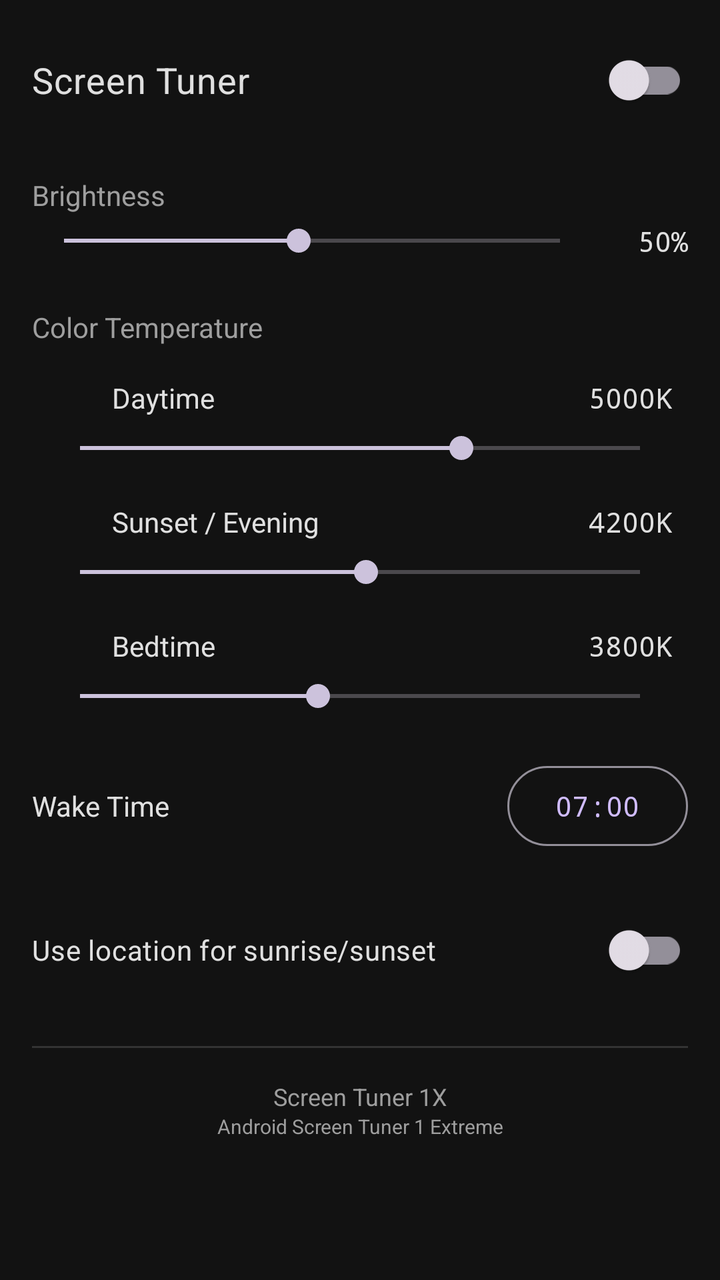
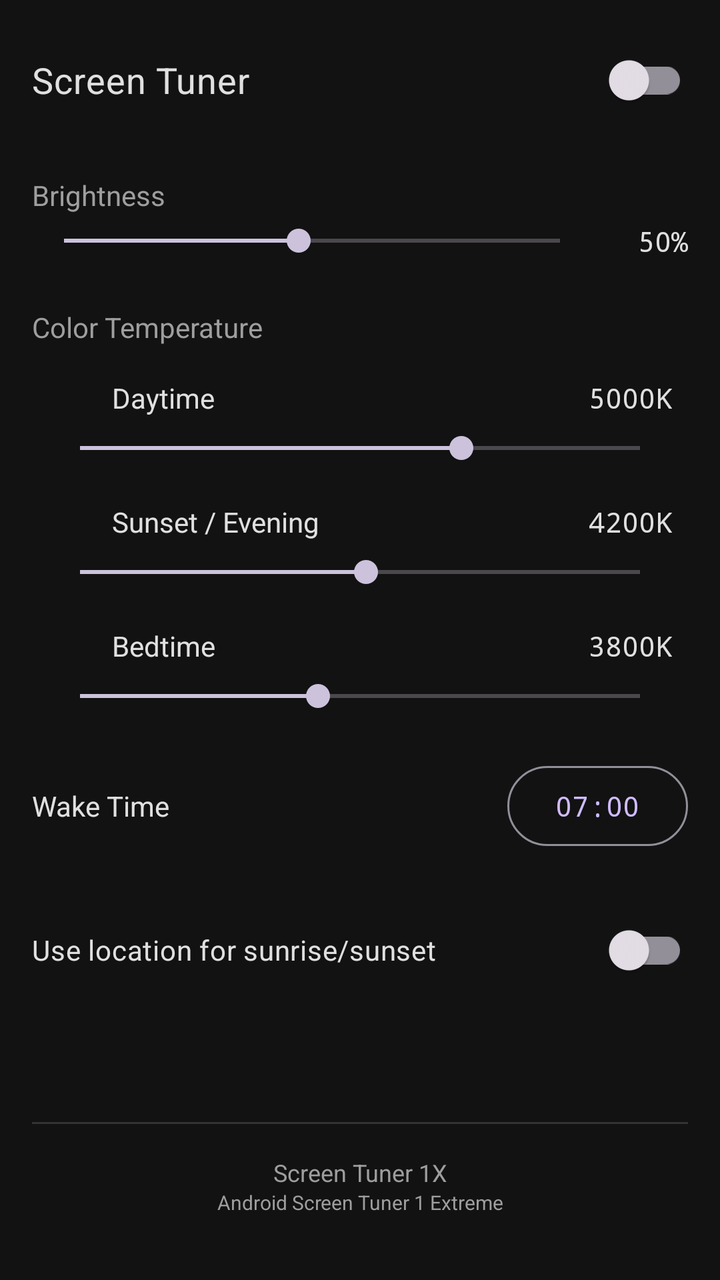

Screens rendered from an Android XML layout before and after an edit, with the pre-edit source and the edit as a unified diff.
<!-- AndroidManifest.xml: application theme Theme.ScreenTuner -->
<!-- res/layout/activity_main.xml -->
<?xml version="1.0" encoding="utf-8"?>
<ScrollView xmlns:android="http://schemas.android.com/apk/res/android"
    android:layout_width="match_parent"
    android:layout_height="match_parent"
    android:background="@color/background"
    android:fillViewport="true">

    <LinearLayout
        android:layout_width="match_parent"
        android:layout_height="wrap_content"
        android:orientation="vertical"
        android:padding="16dp">

        
        <LinearLayout
            android:id="@+id/warningBanner"
            android:layout_width="match_parent"
            android:layout_height="wrap_content"
            android:orientation="vertical"
            android:background="@color/warning_bg"
            android:padding="12dp"
            android:layout_marginBottom="16dp"
            android:visibility="gone">

            <TextView
                android:id="@+id/warningText"
                android:layout_width="match_parent"
                android:layout_height="wrap_content"
                android:text="@string/warning_conflict"
                android:textColor="@color/warning_text" />

            <Button
                android:id="@+id/btnOpenDisplaySettings"
                android:layout_width="wrap_content"
                android:layout_height="wrap_content"
                android:text="@string/open_display_settings"
                android:layout_marginTop="8dp" />
        </LinearLayout>

        
        <com.google.android.material.switchmaterial.SwitchMaterial
            android:id="@+id/masterToggle"
            android:layout_width="match_parent"
            android:layout_height="wrap_content"
            android:text="@string/screen_tuner"
            android:textColor="@color/text_primary"
            android:textSize="18sp"
            android:layout_marginBottom="24dp" />

        
        <TextView
            android:layout_width="match_parent"
            android:layout_height="wrap_content"
            android:text="@string/brightness"
            android:textColor="@color/text_secondary"
            android:textSize="14sp"
            android:layout_marginBottom="4dp" />

        <LinearLayout
            android:layout_width="match_parent"
            android:layout_height="wrap_content"
            android:orientation="horizontal"
            android:gravity="center_vertical"
            android:layout_marginBottom="24dp">

            <SeekBar
                android:id="@+id/brightnessSlider"
                android:layout_width="0dp"
                android:layout_height="wrap_content"
                android:layout_weight="1"
                android:min="5"
                android:max="100"
                android:progress="50" />

            <TextView
                android:id="@+id/brightnessValue"
                android:layout_width="48dp"
                android:layout_height="wrap_content"
                android:text="50%"
                android:textColor="@color/text_primary"
                android:fontFamily="monospace"
                android:gravity="end" />
        </LinearLayout>

        
        <TextView
            android:layout_width="match_parent"
            android:layout_height="wrap_content"
            android:text="@string/color_temperature"
            android:textColor="@color/text_secondary"
            android:textSize="14sp"
            android:layout_marginBottom="8dp" />

        
        <LinearLayout
            android:id="@+id/rowDaytime"
            android:layout_width="match_parent"
            android:layout_height="wrap_content"
            android:orientation="vertical"
            android:paddingStart="8dp"
            android:paddingEnd="8dp"
            android:paddingTop="6dp"
            android:paddingBottom="6dp"
            android:layout_marginBottom="4dp">

            <LinearLayout
                android:layout_width="match_parent"
                android:layout_height="wrap_content"
                android:orientation="horizontal"
                android:gravity="center_vertical"
                android:layout_marginBottom="4dp">

                <View
                    android:id="@+id/swatchDaytime"
                    android:layout_width="24dp"
                    android:layout_height="24dp"
                    android:layout_marginEnd="8dp" />

                <TextView
                    android:layout_width="0dp"
                    android:layout_height="wrap_content"
                    android:layout_weight="1"
                    android:text="@string/daytime"
                    android:textColor="@color/text_primary" />

                <TextView
                    android:id="@+id/daytimeValue"
                    android:layout_width="wrap_content"
                    android:layout_height="wrap_content"
                    android:text="5000K"
                    android:textColor="@color/text_primary"
                    android:fontFamily="monospace" />
            </LinearLayout>

            <SeekBar
                android:id="@+id/daytimeSlider"
                android:layout_width="match_parent"
                android:layout_height="wrap_content"
                android:max="47"
                android:progress="32" />
        </LinearLayout>

        
        <LinearLayout
            android:id="@+id/rowSunset"
            android:layout_width="match_parent"
            android:layout_height="wrap_content"
            android:orientation="vertical"
            android:paddingStart="8dp"
            android:paddingEnd="8dp"
            android:paddingTop="6dp"
            android:paddingBottom="6dp"
            android:layout_marginBottom="4dp">

            <LinearLayout
                android:layout_width="match_parent"
                android:layout_height="wrap_content"
                android:orientation="horizontal"
                android:gravity="center_vertical"
                android:layout_marginBottom="4dp">

                <View
                    android:id="@+id/swatchSunset"
                    android:layout_width="24dp"
                    android:layout_height="24dp"
                    android:layout_marginEnd="8dp" />

                <TextView
                    android:layout_width="0dp"
                    android:layout_height="wrap_content"
                    android:layout_weight="1"
                    android:text="@string/sunset_evening"
                    android:textColor="@color/text_primary" />

                <TextView
                    android:id="@+id/sunsetValue"
                    android:layout_width="wrap_content"
                    android:layout_height="wrap_content"
                    android:text="4200K"
                    android:textColor="@color/text_primary"
                    android:fontFamily="monospace" />
            </LinearLayout>

            <SeekBar
                android:id="@+id/sunsetSlider"
                android:layout_width="match_parent"
                android:layout_height="wrap_content"
                android:max="47"
                android:progress="24" />
        </LinearLayout>

        
        <LinearLayout
            android:id="@+id/rowBedtime"
            android:layout_width="match_parent"
            android:layout_height="wrap_content"
            android:orientation="vertical"
            android:paddingStart="8dp"
            android:paddingEnd="8dp"
            android:paddingTop="6dp"
            android:paddingBottom="6dp"
            android:layout_marginBottom="16dp">

            <LinearLayout
                android:layout_width="match_parent"
                android:layout_height="wrap_content"
                android:orientation="horizontal"
                android:gravity="center_vertical"
                android:layout_marginBottom="4dp">

                <View
                    android:id="@+id/swatchBedtime"
                    android:layout_width="24dp"
                    android:layout_height="24dp"
                    android:layout_marginEnd="8dp" />

                <TextView
                    android:layout_width="0dp"
                    android:layout_height="wrap_content"
                    android:layout_weight="1"
                    android:text="@string/bedtime"
                    android:textColor="@color/text_primary" />

                <TextView
                    android:id="@+id/bedtimeValue"
                    android:layout_width="wrap_content"
                    android:layout_height="wrap_content"
                    android:text="3800K"
                    android:textColor="@color/text_primary"
                    android:fontFamily="monospace" />
            </LinearLayout>

            <SeekBar
                android:id="@+id/bedtimeSlider"
                android:layout_width="match_parent"
                android:layout_height="wrap_content"
                android:max="47"
                android:progress="20" />
        </LinearLayout>

        
        <LinearLayout
            android:layout_width="match_parent"
            android:layout_height="wrap_content"
            android:orientation="horizontal"
            android:gravity="center_vertical"
            android:layout_marginBottom="24dp">

            <TextView
                android:layout_width="0dp"
                android:layout_height="wrap_content"
                android:layout_weight="1"
                android:text="@string/wake_time"
                android:textColor="@color/text_primary" />

            <Button
                android:id="@+id/wakeTimeButton"
                style="@style/Widget.Material3.Button.OutlinedButton"
                android:layout_width="wrap_content"
                android:layout_height="wrap_content"
                android:text="07:00"
                android:fontFamily="monospace" />
        </LinearLayout>

        
        <com.google.android.material.switchmaterial.SwitchMaterial
            android:id="@+id/locationToggle"
            android:layout_width="match_parent"
            android:layout_height="wrap_content"
            android:text="@string/use_location"
            android:textColor="@color/text_primary"
            android:layout_marginBottom="24dp" />

        
        <View
            android:layout_width="match_parent"
            android:layout_height="1dp"
            android:background="@color/divider"
            android:layout_marginBottom="16dp" />

        
        <TextView
            android:layout_width="match_parent"
            android:layout_height="wrap_content"
            android:text="@string/about_title"
            android:textColor="@color/text_secondary"
            android:textSize="12sp"
            android:gravity="center" />

        <TextView
            android:layout_width="match_parent"
            android:layout_height="wrap_content"
            android:text="@string/about_full_name"
            android:textColor="@color/text_secondary"
            android:textSize="10sp"
            android:gravity="center"
            android:layout_marginBottom="16dp" />

    </LinearLayout>
</ScrollView>
<!-- resources referenced by this layout -->
<resources>
  <color name="background">#FF121212</color>
  <color name="divider">#FF333333</color>
  <color name="text_primary">#FFE0E0E0</color>
  <color name="text_secondary">#FF9E9E9E</color>
  <color name="warning_bg">#FF4D2600</color>
  <color name="warning_text">#FFFFAB40</color>
  <string name="about_full_name">Android Screen Tuner 1 Extreme</string>
  <string name="about_title">Screen Tuner 1X</string>
  <string name="bedtime">Bedtime</string>
  <string name="brightness">Brightness</string>
  <string name="color_temperature">Color Temperature</string>
  <string name="daytime">Daytime</string>
  <string name="open_display_settings">Open Display Settings</string>
  <string name="screen_tuner">Screen Tuner</string>
  <string name="sunset_evening">Sunset / Evening</string>
  <string name="use_location">Use location for sunrise/sunset</string>
  <string name="wake_time">Wake Time</string>
  <string name="warning_conflict">Night Light and/or Extra Dim are enabled. These fight with Screen Tuner for the same display path. Disable them in Settings before continuing.</string>
  <style name="Theme.ScreenTuner" parent="Theme.Material3.Dark.NoActionBar">
          <item name="android:statusBarColor">@color/background</item>
          <item name="android:navigationBarColor">@color/background</item>
      </style>
</resources>

<!-- the commit's change to res/layout/activity_main.xml (unified diff, before → after) -->
@@ -274,6 +274,12 @@
         
         <View
             android:layout_width="match_parent"
+            android:layout_height="0dp"
+            android:layout_weight="1" />
+
+        
+        <View
+            android:layout_width="match_parent"
             android:layout_height="1dp"
             android:background="@color/divider"
             android:layout_marginBottom="16dp" />
